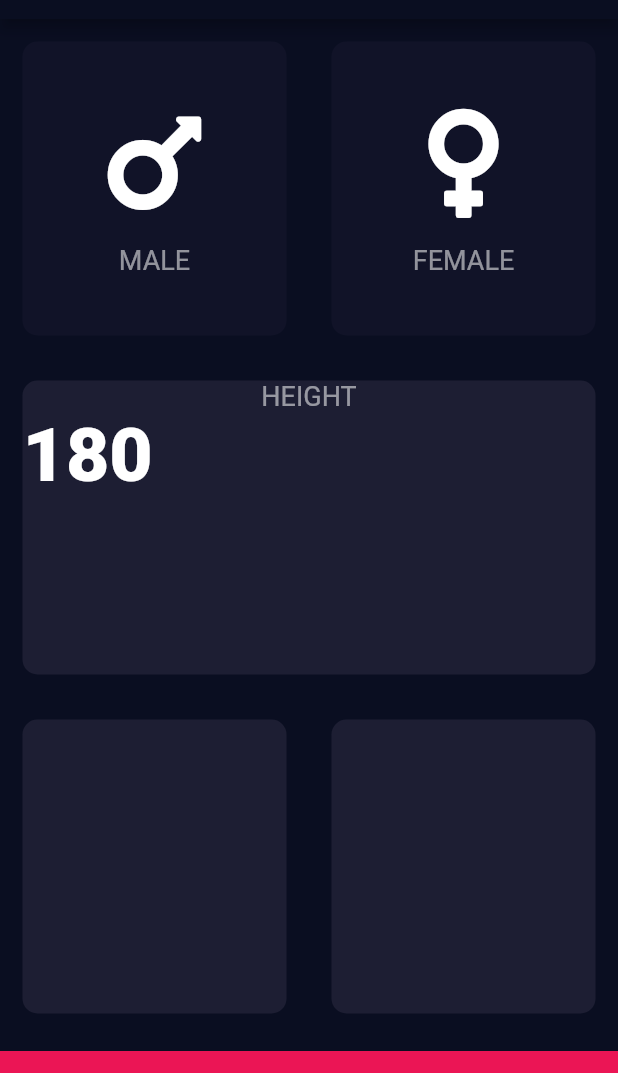
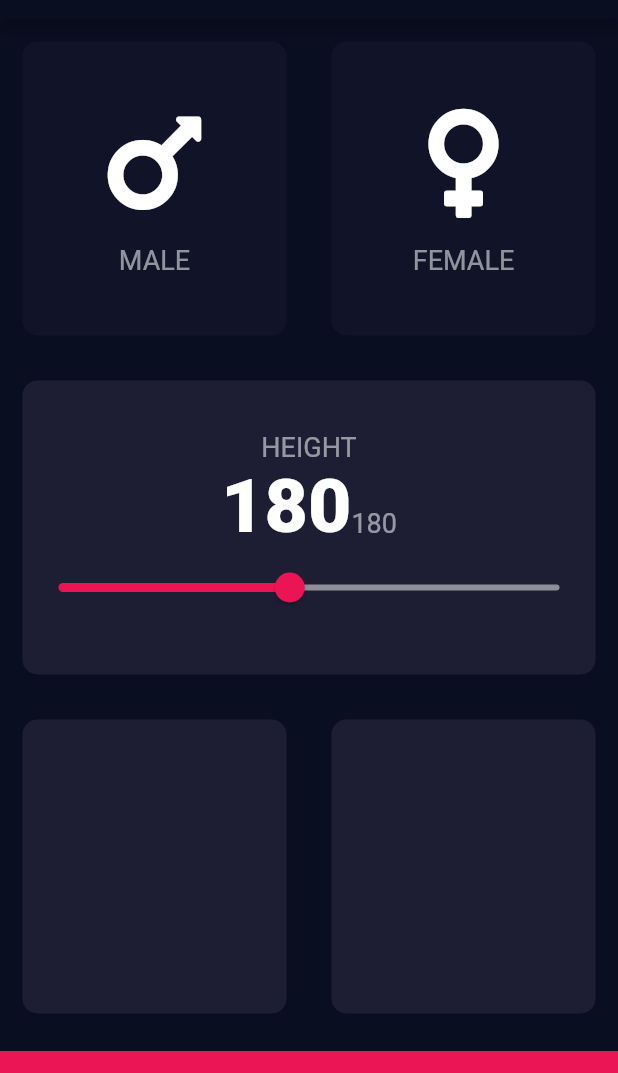
Before and after one commit to Er-Nilesh-kr/BMI-Calculator, a Flutter app: the screen it shows after launch, on a phone screen of 412 x 824 dp, the part 65-1138 px from its top. Run offline on Flutter 3.47's test engine with Material 2 defaults, Android fonts, the phone set to English and light mode, and no system bars; our stand-ins replace font_awesome_flutter.

Commit message:
Add height slider

```diff
--- a/lib/input_page.dart
+++ b/lib/input_page.dart
@@ -17,6 +17,7 @@ class InputPage extends StatefulWidget {
 class _InputPageState extends State<InputPage> {
   Gender selectedGender;
   Color icolor = Colors.white;
+  int height = 180;
 
   @override
   Widget build(BuildContext context) {
@@ -72,19 +73,38 @@ class _InputPageState extends State<InputPage> {
           child: ReusableCard(
             colour: kactiveCardColour,
             cardChild: Column(
+              mainAxisAlignment: MainAxisAlignment.center,
               children: [
                 Text(
                   'HEIGHT',
                   style: klabelTextStyle,
                 ),
                 Row(
+                  mainAxisAlignment: MainAxisAlignment.center,
+                  crossAxisAlignment: CrossAxisAlignment.baseline,
+                  textBaseline: TextBaseline.alphabetic,
                   children: [
                     Text(
                       '180',
                       style: kNumberTextSyle,
+                    ),
+                    Text(
+                      height.toString(),
+                      style: klabelTextStyle,
                     )
                   ],
-                )
+                ),
+                Slider(
+                    value: height.toDouble(),
+                    min: 120.0,
+                    max: 250.0,
+                    activeColor: Color(0xFFEB1555),
+                    inactiveColor: Color(0xFF8D8E98),
+                    onChanged: (double newValue) {
+                      setState(() {
+                        height = newValue.round();
+                      });
+                    })
               ],
             ),
           ),
```
